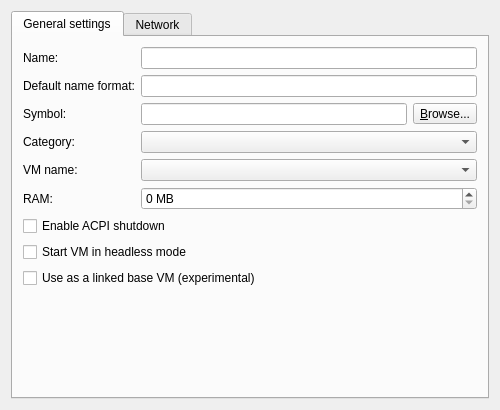
Above: gns3/modules/virtualbox/ui/virtualbox_vm_configuration_page.ui from GNS3/gns3-gui before the change. Below: the same form after it.
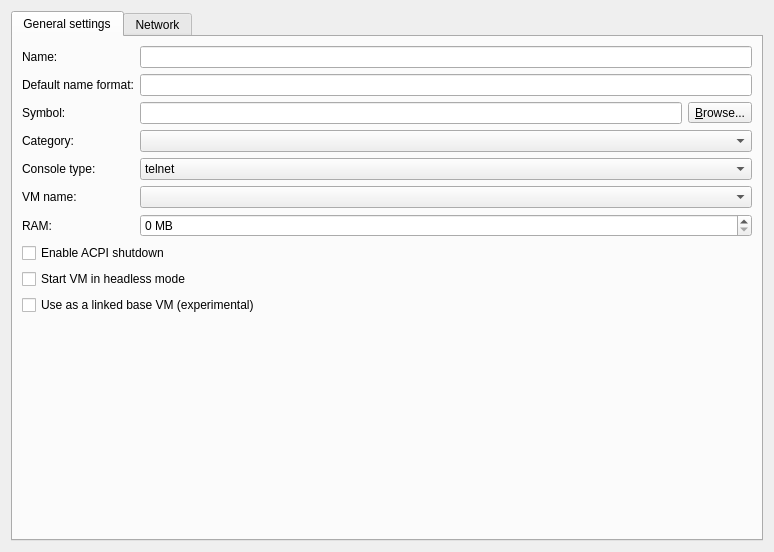
That is the form after the change.

Commit message: Support for console type "none" for all VMs. Fixes #2452.

The edit to the form file:
```diff
--- a/gns3/modules/virtualbox/ui/virtualbox_vm_configuration_page.ui
+++ b/gns3/modules/virtualbox/ui/virtualbox_vm_configuration_page.ui
@@ -6,8 +6,8 @@
    <rect>
     <x>0</x>
     <y>0</y>
-    <width>500</width>
-    <height>410</height>
+    <width>774</width>
+    <height>552</height>
    </rect>
   </property>
   <property name="windowTitle">
@@ -24,30 +24,34 @@
        <string>General settings</string>
       </attribute>
       <layout class="QGridLayout" name="gridLayout">
-       <property name="margin">
-        <number>10</number>
-       </property>
-       <item row="4" column="1">
-        <widget class="QComboBox" name="uiVMListComboBox">
-         <property name="sizePolicy">
-          <sizepolicy hsizetype="Expanding" vsizetype="Fixed">
-           <horstretch>0</horstretch>
-           <verstretch>0</verstretch>
-          </sizepolicy>
+       <item row="0" column="0">
+        <widget class="QLabel" name="uiNameLabel">
+         <property name="text">
+          <string>Name:</string>
          </property>
         </widget>
        </item>
-       <item row="0" column="1">
+       <item row="0" column="2">
         <widget class="QLineEdit" name="uiNameLineEdit"/>
        </item>
-       <item row="5" column="0">
-        <widget class="QLabel" name="uiVMRamLabel">
+       <item row="1" column="0" colspan="2">
+        <widget class="QLabel" name="uiDefaultNameFormatLabel">
          <property name="text">
-          <string>RAM:</string>
+          <string>Default name format:</string>
          </property>
         </widget>
        </item>
-       <item row="2" column="1">
+       <item row="1" column="2">
+        <widget class="QLineEdit" name="uiDefaultNameFormatLineEdit"/>
+       </item>
+       <item row="2" column="0">
+        <widget class="QLabel" name="uiSymbolLabel">
+         <property name="text">
+          <string>Symbol:</string>
+         </property>
+        </widget>
+       </item>
+       <item row="2" column="2">
         <layout class="QHBoxLayout" name="horizontalLayout_7">
          <item>
           <widget class="QLineEdit" name="uiSymbolLineEdit"/>
@@ -64,30 +68,65 @@
          </item>
         </layout>
        </item>
-       <item row="0" column="0">
-        <widget class="QLabel" name="uiNameLabel">
+       <item row="3" column="0">
+        <widget class="QLabel" name="uiCategoryLabel">
          <property name="text">
-          <string>Name:</string>
+          <string>Category:</string>
          </property>
         </widget>
        </item>
-       <item row="5" column="1">
-        <widget class="QSpinBox" name="uiVMRamSpinBox">
-         <property name="sizePolicy">
-          <sizepolicy hsizetype="Expanding" vsizetype="Fixed">
-           <horstretch>0</horstretch>
-           <verstretch>0</verstretch>
-          </sizepolicy>
+       <item row="3" column="2">
+        <widget class="QComboBox" name="uiCategoryComboBox"/>
+       </item>
+       <item row="4" column="0">
+        <widget class="QLabel" name="uiConsoleTypeLabel">
+         <property name="text">
+          <string>Console type:</string>
          </property>
-         <property name="suffix">
-          <string> MB</string>
+        </widget>
+       </item>
+       <item row="5" column="0">
+        <widget class="QLabel" name="uiVMListLabel">
+         <property name="text">
+          <string>VM name:</string>
          </property>
-         <property name="maximum">
-          <number>65535</number>
+        </widget>
+       </item>
+       <item row="6" column="0">
+        <widget class="QLabel" name="uiVMRamLabel">
+         <property name="text">
+          <string>RAM:</string>
          </property>
         </widget>
        </item>
-       <item row="9" column="1">
+       <item row="7" column="0" colspan="3">
+        <widget class="QCheckBox" name="uiACPIShutdownCheckBox">
+         <property name="text">
+          <string>Enable ACPI shutdown</string>
+         </property>
+        </widget>
+       </item>
+       <item row="8" column="0" colspan="3">
+        <widget class="QCheckBox" name="uiHeadlessModeCheckBox">
+         <property name="text">
+          <string>Start VM in headless mode</string>
+         </property>
+         <property name="checked">
+          <bool>false</bool>
+         </property>
+        </widget>
+       </item>
+       <item row="9" column="0" colspan="3">
+        <widget class="QCheckBox" name="uiBaseVMCheckBox">
+         <property name="enabled">
+          <bool>true</bool>
+         </property>
+         <property name="text">
+          <string>Use as a linked base VM (experimental)</string>
+         </property>
+        </widget>
+       </item>
+       <item row="10" column="2">
         <spacer name="verticalSpacer">
          <property name="orientation">
           <enum>Qt::Vertical</enum>
@@ -100,64 +139,43 @@
          </property>
         </spacer>
        </item>
-       <item row="2" column="0">
-        <widget class="QLabel" name="uiSymbolLabel">
-         <property name="text">
-          <string>Symbol:</string>
-         </property>
+       <item row="4" column="2">
+        <widget class="QComboBox" name="uiConsoleTypeComboBox">
+         <item>
+          <property name="text">
+           <string>telnet</string>
+          </property>
+         </item>
+         <item>
+          <property name="text">
+           <string>none</string>
+          </property>
+         </item>
         </widget>
        </item>
-       <item row="6" column="0" colspan="2">
-        <widget class="QCheckBox" name="uiACPIShutdownCheckBox">
-         <property name="text">
-          <string>Enable ACPI shutdown</string>
+       <item row="5" column="2">
+        <widget class="QComboBox" name="uiVMListComboBox">
+         <property name="sizePolicy">
+          <sizepolicy hsizetype="Expanding" vsizetype="Fixed">
+           <horstretch>0</horstretch>
+           <verstretch>0</verstretch>
+          </sizepolicy>
          </property>
         </widget>
        </item>
-       <item row="3" column="1">
-        <widget class="QComboBox" name="uiCategoryComboBox"/>
-       </item>
-       <item row="8" column="0" colspan="2">
-        <widget class="QCheckBox" name="uiBaseVMCheckBox">
-         <property name="enabled">
-          <bool>true</bool>
+       <item row="6" column="2">
+        <widget class="QSpinBox" name="uiVMRamSpinBox">
+         <property name="sizePolicy">
+          <sizepolicy hsizetype="Expanding" vsizetype="Fixed">
+           <horstretch>0</horstretch>
+           <verstretch>0</verstretch>
+          </sizepolicy>
          </property>
-         <property name="text">
-          <string>Use as a linked base VM (experimental)</string>
+         <property name="suffix">
+          <string> MB</string>
          </property>
-        </widget>
-       </item>
-       <item row="3" column="0">
-        <widget class="QLabel" name="uiCategoryLabel">
-         <property name="text">
-          <string>Category:</string>
-         </property>
-        </widget>
-       </item>
-       <item row="7" column="0" colspan="2">
-        <widget class="QCheckBox" name="uiHeadlessModeCheckBox">
-         <property name="text">
-          <string>Start VM in headless mode</string>
-         </property>
-         <property name="checked">
-          <bool>false</bool>
-         </property>
-        </widget>
-       </item>
-       <item row="4" column="0">
-        <widget class="QLabel" name="uiVMListLabel">
-         <property name="text">
-          <string>VM name:</string>
-         </property>
-        </widget>
-       </item>
-       <item row="1" column="1">
-        <widget class="QLineEdit" name="uiDefaultNameFormatLineEdit"/>
-       </item>
-       <item row="1" column="0">
-        <widget class="QLabel" name="uiDefaultNameFormatLabel">
-         <property name="text">
-          <string>Default name format:</string>
+         <property name="maximum">
+          <number>65535</number>
          </property>
         </widget>
        </item>
```
The commit also changes 38 other files.
